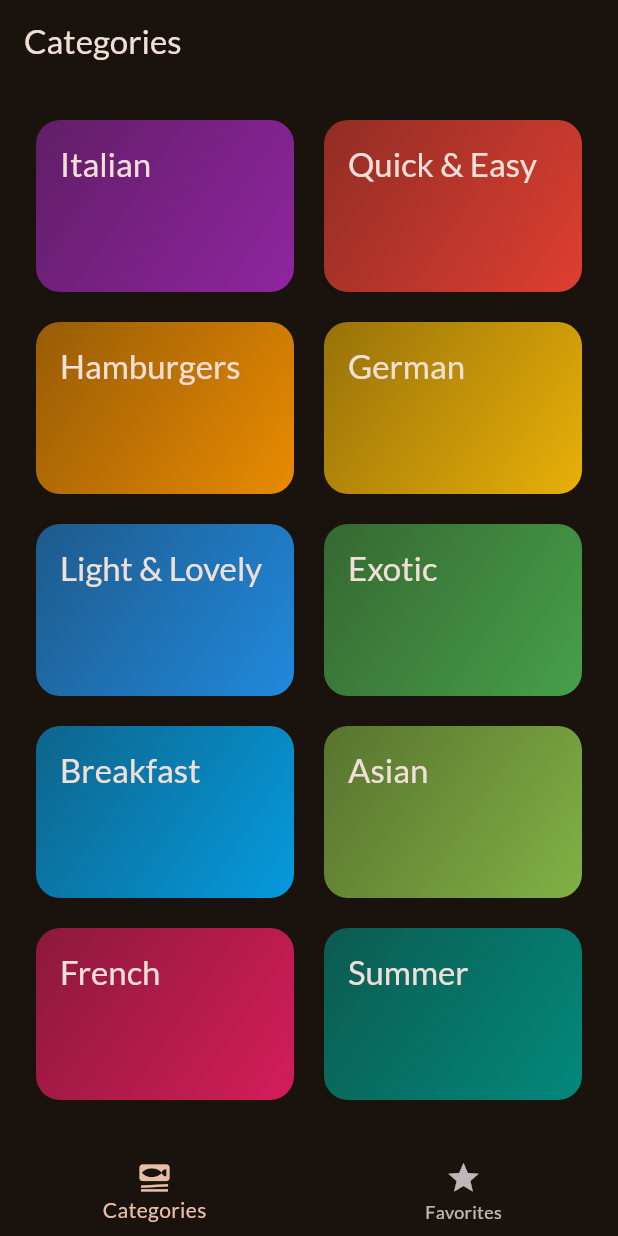
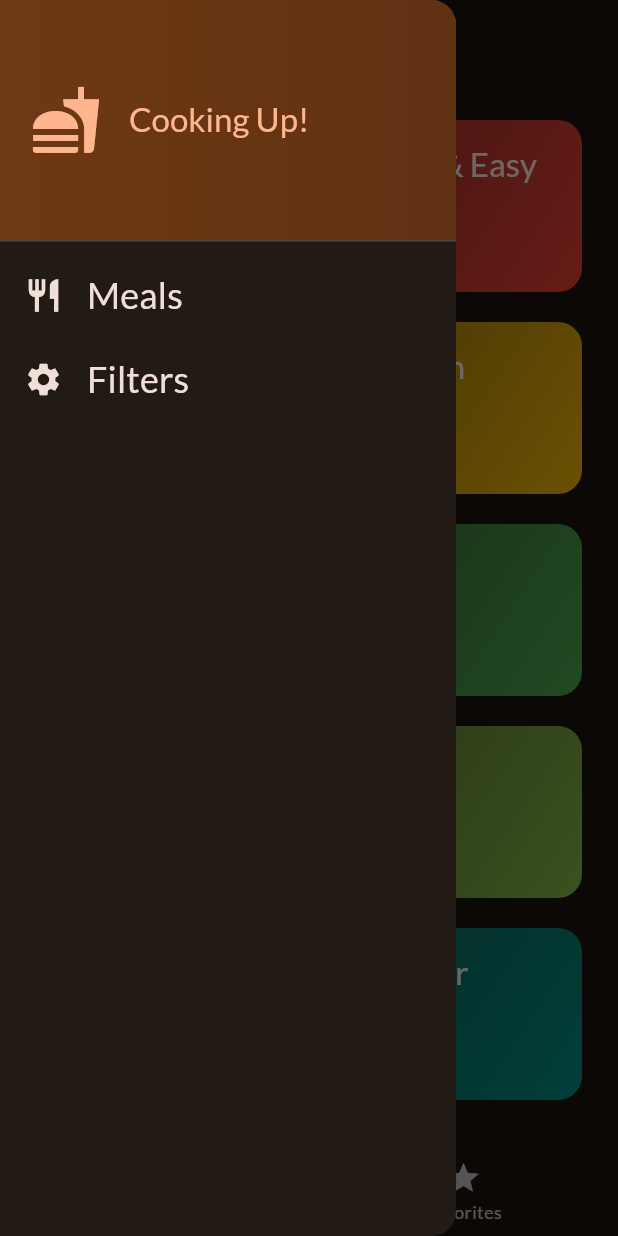
Before and after one commit to Sahil-107/meals-poc-flutter, a Flutter app: the screen it shows after launch, with the side drawer open (before the commit the screen has no drawer), on a phone screen of 412 x 824 dp. Run offline on Flutter 3.47's test engine with Material 2 defaults, Android fonts, the phone set to English and light mode, and no system bars; our stand-ins replace google_fonts, transparent_image.

Commit message:
added drawer

```diff
--- a/lib/screens/tabs.dart
+++ b/lib/screens/tabs.dart
@@ -2,6 +2,7 @@ import 'package:flutter/material.dart';
 import 'package:meals/models/meal.dart';
 import 'package:meals/screens/categories.dart';
 import 'package:meals/screens/meals.dart';
+import 'package:meals/widgets/main_drawer.dart';
 
 class TabsScreen extends StatefulWidget {
   const TabsScreen({super.key});
@@ -43,6 +44,13 @@ class _TabsScreenState extends State<TabsScreen> {
     });
   }
 
+  void _setScreen(String identifier) {
+    if (identifier == 'filters') {
+    } else {
+      Navigator.of(context).pop();
+    }
+  }
+
   @override
   Widget build(BuildContext context) {
     Widget activePage = CategoriesScreen(
@@ -62,6 +70,9 @@ class _TabsScreenState extends State<TabsScreen> {
       appBar: AppBar(
         title: Text(activePageTitle),
       ),
+      drawer: MainDrawer(
+        onSelectScreen: _setScreen,
+      ),
       body: activePage,
       bottomNavigationBar: BottomNavigationBar(
         onTap: _selectPage,
--- /dev/null
+++ b/lib/widgets/main_drawer.dart
@@ -0,0 +1,68 @@
+import 'package:flutter/material.dart';
+
+class MainDrawer extends StatelessWidget {
+  const MainDrawer({super.key, required this.onSelectScreen});
+
+  final void Function(String identifier) onSelectScreen;
+
+  @override
+  Widget build(BuildContext context) {
+    return Drawer(
+      child: Column(
+        children: [
+          DrawerHeader(
+            padding: const EdgeInsets.all(20),
+            decoration: BoxDecoration(
+                gradient: LinearGradient(colors: [
+              Theme.of(context).colorScheme.primaryContainer,
+              Theme.of(context).colorScheme.primaryContainer.withOpacity(0.8)
+            ], begin: Alignment.topLeft, end: Alignment.topRight)),
+            child: Row(
+              children: [
+                Icon(
+                  Icons.fastfood,
+                  size: 48,
+                  color: Theme.of(context).colorScheme.primary,
+                ),
+                const SizedBox(
+                  width: 18,
+                ),
+                Text('Cooking Up!',
+                    style: Theme.of(context)
+                        .textTheme
+                        .titleLarge!
+                        .copyWith(color: Theme.of(context).colorScheme.primary))
+              ],
+            ),
+          ),
+          ListTile(
+            leading: Icon(Icons.restaurant,
+                size: 26, color: Theme.of(context).colorScheme.onBackground),
+            title: Text(
+              "Meals",
+              style: Theme.of(context).textTheme.titleSmall!.copyWith(
+                  color: Theme.of(context).colorScheme.onBackground,
+                  fontSize: 24),
+            ),
+            onTap: () {
+              onSelectScreen('Meals');
+            },
+          ),
+          ListTile(
+            leading: Icon(Icons.settings,
+                size: 26, color: Theme.of(context).colorScheme.onBackground),
+            title: Text(
+              "Filters",
+              style: Theme.of(context).textTheme.titleSmall!.copyWith(
+                  color: Theme.of(context).colorScheme.onBackground,
+                  fontSize: 24),
+            ),
+            onTap: () {
+              onSelectScreen('filters');
+            },
+          ),
+        ],
+      ),
+    );
+  }
+}
```
